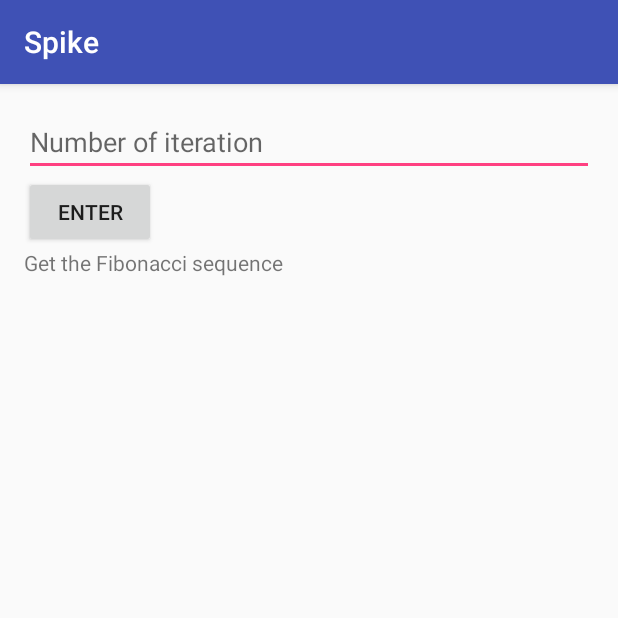
After one commit to LaurentESP/Formation_Spike, an Android app: the FiboActivity screen opened directly, with no data from a screen before it, on a phone screen of 412 x 824 dp, the top half of it. The commit adds this screen. Run offline under Robolectric (Android 15) with nearby library versions, the phone set to English and light mode, and no system bars.

Commit message:
New activity Fibo + Connection to MainActivity + Basic UI for Fibo Activity

```diff
--- a/app/src/main/AndroidManifest.xml
+++ b/app/src/main/AndroidManifest.xml
@@ -19,7 +19,8 @@
             android:name=".PalindromActivity"
             android:label="@string/title_activity_palindrom"
             android:theme="@style/AppTheme.NoActionBar" />
-        <activity android:name=".BracketActivity"></activity>
+        <activity android:name=".BracketActivity" />
+        <activity android:name=".FiboActivity"></activity>
     </application>
 
 </manifest>
--- /dev/null
+++ b/app/src/main/java/laurentesp/spike/FiboActivity.java
@@ -0,0 +1,13 @@
+package laurentesp.spike;
+
+import android.support.v7.app.AppCompatActivity;
+import android.os.Bundle;
+
+public class FiboActivity extends AppCompatActivity {
+
+    @Override
+    protected void onCreate(Bundle savedInstanceState) {
+        super.onCreate(savedInstanceState);
+        setContentView(R.layout.activity_fibo);
+    }
+}
--- a/app/src/main/java/laurentesp/spike/MainActivity.java
+++ b/app/src/main/java/laurentesp/spike/MainActivity.java
@@ -15,6 +15,7 @@ public class MainActivity extends AppCompatActivity {
 
         Button buttonPal = (Button) findViewById(R.id.button_to_Palindrom);
         Button buttonParenthese = (Button) findViewById(R.id.button_to_Parentheses);
+        Button buttonFibo = (Button) findViewById(R.id.button_to_Fibo);
 
         buttonPal.setOnClickListener(new View.OnClickListener() {
             @Override
@@ -32,5 +33,12 @@ public class MainActivity extends AppCompatActivity {
             }
         });
 
+        buttonFibo.setOnClickListener(new View.OnClickListener() {
+            @Override
+            public void onClick(View v) {
+                Intent intent = new Intent(MainActivity.this, FiboActivity.class);
+                startActivity(intent);
+            }
+        });
     }
 }
--- /dev/null
+++ b/app/src/main/res/layout/activity_fibo.xml
@@ -0,0 +1,32 @@
+<?xml version="1.0" encoding="utf-8"?>
+<LinearLayout xmlns:android="http://schemas.android.com/apk/res/android"
+    xmlns:tools="http://schemas.android.com/tools"
+    android:id="@+id/activity_fibo"
+    android:layout_width="match_parent"
+    android:layout_height="match_parent"
+    android:orientation="vertical"
+    android:paddingBottom="@dimen/activity_vertical_margin"
+    android:paddingLeft="@dimen/activity_horizontal_margin"
+    android:paddingRight="@dimen/activity_horizontal_margin"
+    android:paddingTop="@dimen/activity_vertical_margin"
+    tools:context="laurentesp.spike.FiboActivity">
+
+    <EditText
+        android:id="@+id/edit_text_fibo_0"
+        android:layout_width="match_parent"
+        android:layout_height="wrap_content"
+        android:hint="Number of iteration"/>
+
+    <Button
+        android:id="@+id/button_fibo_0"
+        android:layout_width="wrap_content"
+        android:layout_height="wrap_content"
+        android:text="Enter"/>
+
+    <TextView
+        android:id="@+id/text_view_fibo_0"
+        android:layout_width="match_parent"
+        android:layout_height="wrap_content"
+        android:text="Get the Fibonacci sequence"/>
+
+</LinearLayout>
```
